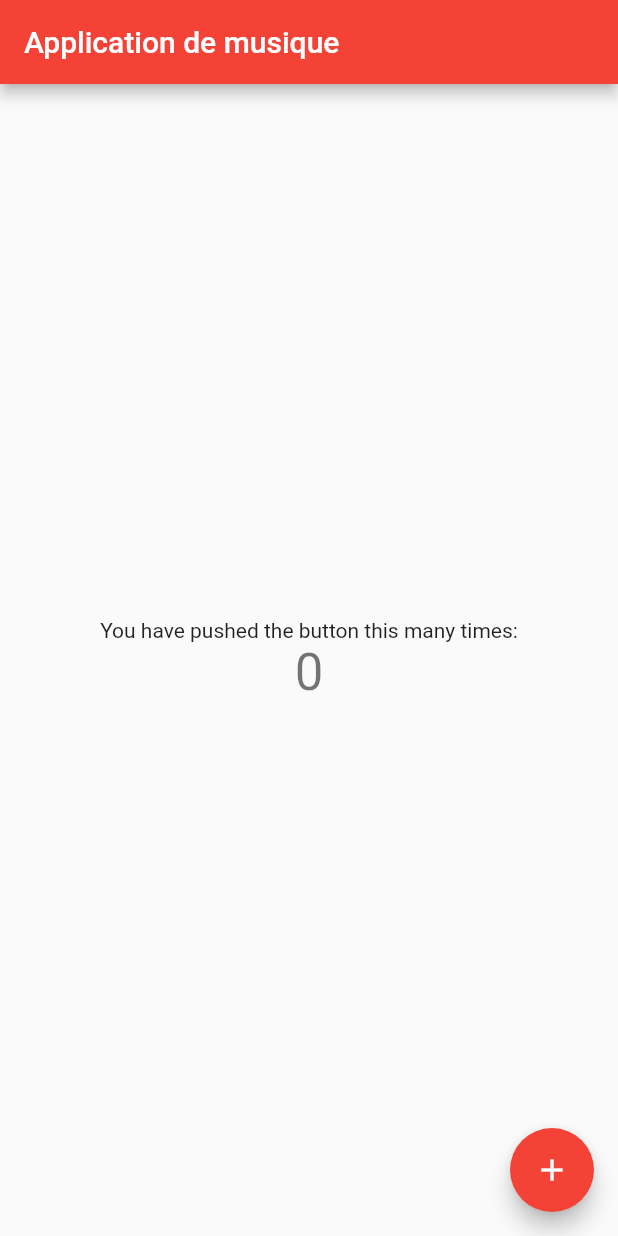
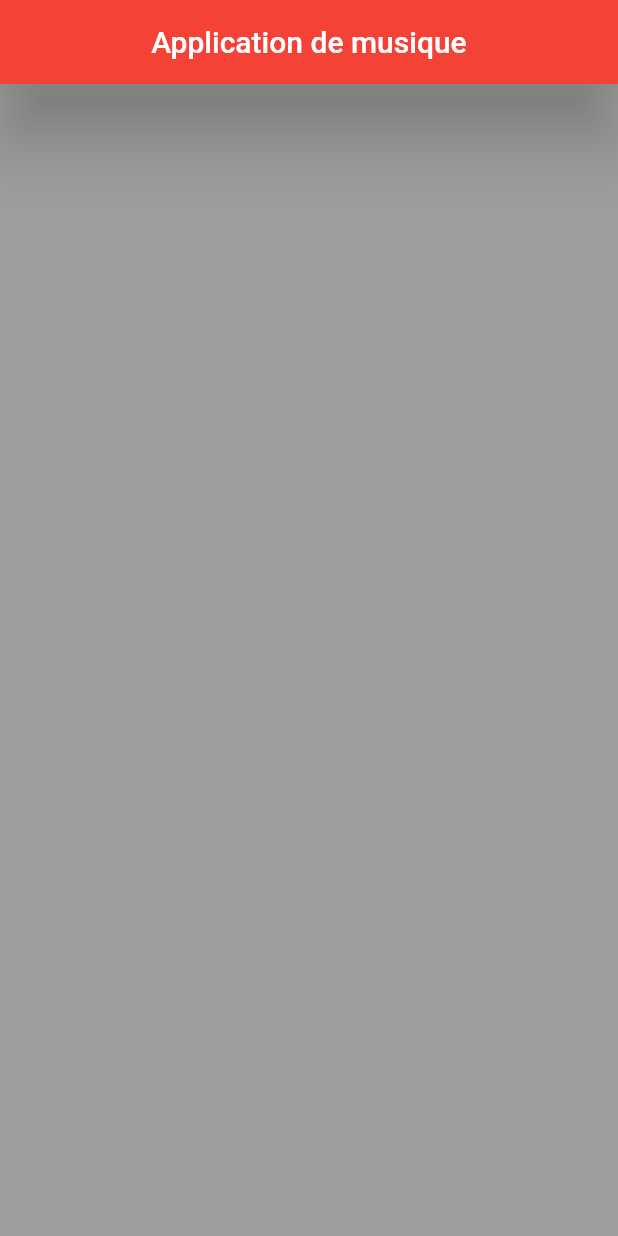
Before and after one commit to spartrox/application_musique, a Flutter app: the screen it shows after launch, on a phone screen of 412 x 824 dp. Run offline on Flutter 3.47's test engine with Material 2 defaults, Android fonts, the phone set to English and light mode, and no system bars; missing offline and left inert: audioplayer2, volume.

Commit message:
ajout de code et d'extension

```diff
--- a/application_musique/lib/main.dart
+++ b/application_musique/lib/main.dart
@@ -1,117 +1,49 @@
 import 'package:flutter/material.dart';
+import 'package:audioplayer2/audioplayer2.dart'; //package que l'on récupère sur le site pub.dev
+import 'package:volume/volume.dart'; //package que l'on récupère sur le site pub.dev
+import 'musique.dart'; //importation depuis le fichier lib/
+import 'package:flutter/services.dart';
+import 'dart:async';
 
 void main() {
   runApp(MyApp());
 }
 
 class MyApp extends StatelessWidget {
-  // This widget is the root of your application.
   @override
   Widget build(BuildContext context) {
-    return MaterialApp(
-      title: 'MON APPLICATION DE MUSIQUE',
-      theme: ThemeData(
-        // This is the theme of your application.
-        //
-        // Try running your application with "flutter run". You'll see the
-        // application has a blue toolbar. Then, without quitting the app, try
-        // changing the primarySwatch below to Colors.green and then invoke
-        // "hot reload" (press "r" in the console where you ran "flutter run",
-        // or simply save your changes to "hot reload" in a Flutter IDE).
-        // Notice that the counter didn't reset back to zero; the application
-        // is not restarted.
-        primarySwatch: Colors.red,
-        // This makes the visual density adapt to the platform that you run
-        // the app on. For desktop platforms, the controls will be smaller and
-        // closer together (more dense) than on mobile platforms.
-        visualDensity: VisualDensity.adaptivePlatformDensity,
-      ),
-      home: MyHomePage(title: 'Application de musique'),
+    return new MaterialApp(
+      title: "Application Musique",
+      theme: new ThemeData(primarySwatch: Colors.blueGrey),
+      debugShowCheckedModeBanner: false, // Enlever la banniere
+      home: new Home(),
     );
   }
 }
 
-class MyHomePage extends StatefulWidget {
-  MyHomePage({Key key, this.title}) : super(key: key);
-
-  // This widget is the home page of your application. It is stateful, meaning
-  // that it has a State object (defined below) that contains fields that affect
-  // how it looks.
-
-  // This class is the configuration for the state. It holds the values (in this
-  // case the title) provided by the parent (in this case the App widget) and
-  // used by the build method of the State. Fields in a Widget subclass are
-  // always marked "final".
-
-  final String title;
-
+class Home extends StatefulWidget {
   @override
-  _MyHomePageState createState() => _MyHomePageState();
+  State<StatefulWidget> createState() {
+    return new _Home();
+  }
 }
 
-class _MyHomePageState extends State<MyHomePage> {
-  int _counter = 0;
-
-  void _incrementCounter() {
-    setState(() {
-      // This call to setState tells the Flutter framework that something has
-      // changed in this State, which causes it to rerun the build method below
-      // so that the display can reflect the updated values. If we changed
-      // _counter without calling setState(), then the build method would not be
-      // called again, and so nothing would appear to happen.
-      _counter++;
-    });
-  }
-
+class _Home extends State<Home> {
   @override
   Widget build(BuildContext context) {
-    // This method is rerun every time setState is called, for instance as done
-    // by the _incrementCounter method above.
-    //
-    // The Flutter framework has been optimized to make rerunning build methods
-    // fast, so that you can just rebuild anything that needs updating rather
-    // than having to individually change instances of widgets.
     return Scaffold(
       appBar: AppBar(
-        // Here we take the value from the MyHomePage object that was created by
-        // the App.build method, and use it to set our appbar title.
-        title: Text(widget.title),
+        title: new Text("Application de musique"),
+        backgroundColor: Colors.red,
+        centerTitle: true,
+        elevation: 20,
       ),
-      body: Center(
-        // Center is a layout widget. It takes a single child and positions it
-        // in the middle of the parent.
-        child: Column(
-          // Column is also a layout widget. It takes a list of children and
-          // arranges them vertically. By default, it sizes itself to fit its
-          // children horizontally, and tries to be as tall as its parent.
-          //
-          // Invoke "debug painting" (press "p" in the console, choose the
-          // "Toggle Debug Paint" action from the Flutter Inspector in Android
-          // Studio, or the "Toggle Debug Paint" command in Visual Studio Code)
-          // to see the wireframe for each widget.
-          //
-          // Column has various properties to control how it sizes itself and
-          // how it positions its children. Here we use mainAxisAlignment to
-          // center the children vertically; the main axis here is the vertical
-          // axis because Columns are vertical (the cross axis would be
-          // horizontal).
-          mainAxisAlignment: MainAxisAlignment.center,
-          children: <Widget>[
-            Text(
-              'You have pushed the button this many times:',
-            ),
-            Text(
-              '$_counter',
-              style: Theme.of(context).textTheme.headline4,
-            ),
-          ],
+      backgroundColor: Colors.grey,
+      body: new Center(
+        child: new Container(
+          child: new Column(),
         ),
       ),
-      floatingActionButton: FloatingActionButton(
-        onPressed: _incrementCounter,
-        tooltip: 'Increment',
-        child: Icon(Icons.add),
-      ), // This trailing comma makes auto-formatting nicer for build methods.
     );
   }
 }
--- /dev/null
+++ b/application_musique/lib/musique.dart
@@ -0,0 +1,15 @@
+class Musique {
+  //création de la class Musique et des variables que l'on va utiliser à l'intérieur
+  String titre;
+  String auteur;
+  String image;
+  String musiqueURL;
+
+  Musique(String titre, String auteur, String image, String musiqueURL) {
+    //Instancie la class Musique POO
+    this.titre = titre;
+    this.auteur = auteur;
+    this.image = image;
+    this.musiqueURL = musiqueURL;
+  }
+}
--- a/application_musique/pubspec.yaml
+++ b/application_musique/pubspec.yaml
@@ -21,6 +21,8 @@ environment:
   sdk: ">=2.7.0 <3.0.0"
 
 dependencies:
+  volume: ^1.0.1
+  audioplayer2: ^0.5.2
   flutter:
     sdk: flutter
 
```
Also changed, not shown: application_musique/pubspec.lock.
